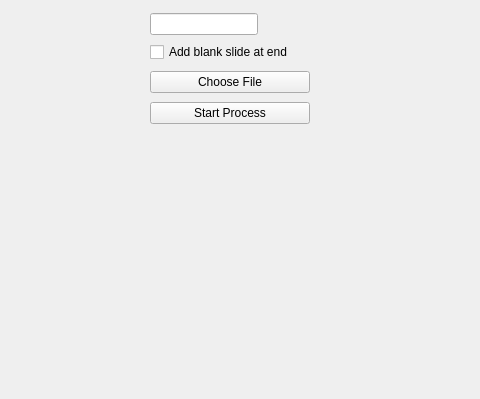
Above: main.ui from Diode-exe/pptxToOpenLyrics before the change; both pictures show x 100 to 580 and y 201 to 600 of the 800 by 600 pixel window. Below: the same form after it.
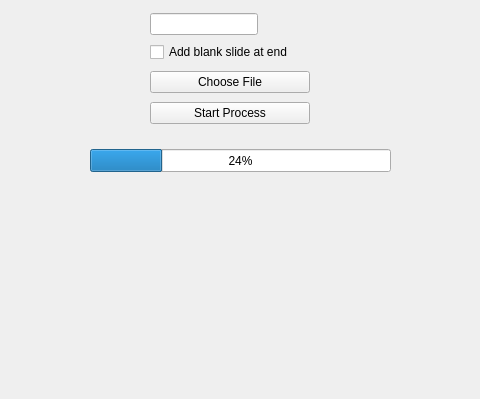
That is the form after the change.

Diff of the .ui file:
```diff
--- a/main.ui
+++ b/main.ui
@@ -93,6 +93,19 @@
      </item>
     </layout>
    </widget>
+   <widget class="QProgressBar" name="progress_bar">
+    <property name="geometry">
+     <rect>
+      <x>190</x>
+      <y>350</y>
+      <width>301</width>
+      <height>23</height>
+     </rect>
+    </property>
+    <property name="value">
+     <number>24</number>
+    </property>
+   </widget>
   </widget>
   <widget class="QMenuBar" name="menubar">
    <property name="geometry">
```
